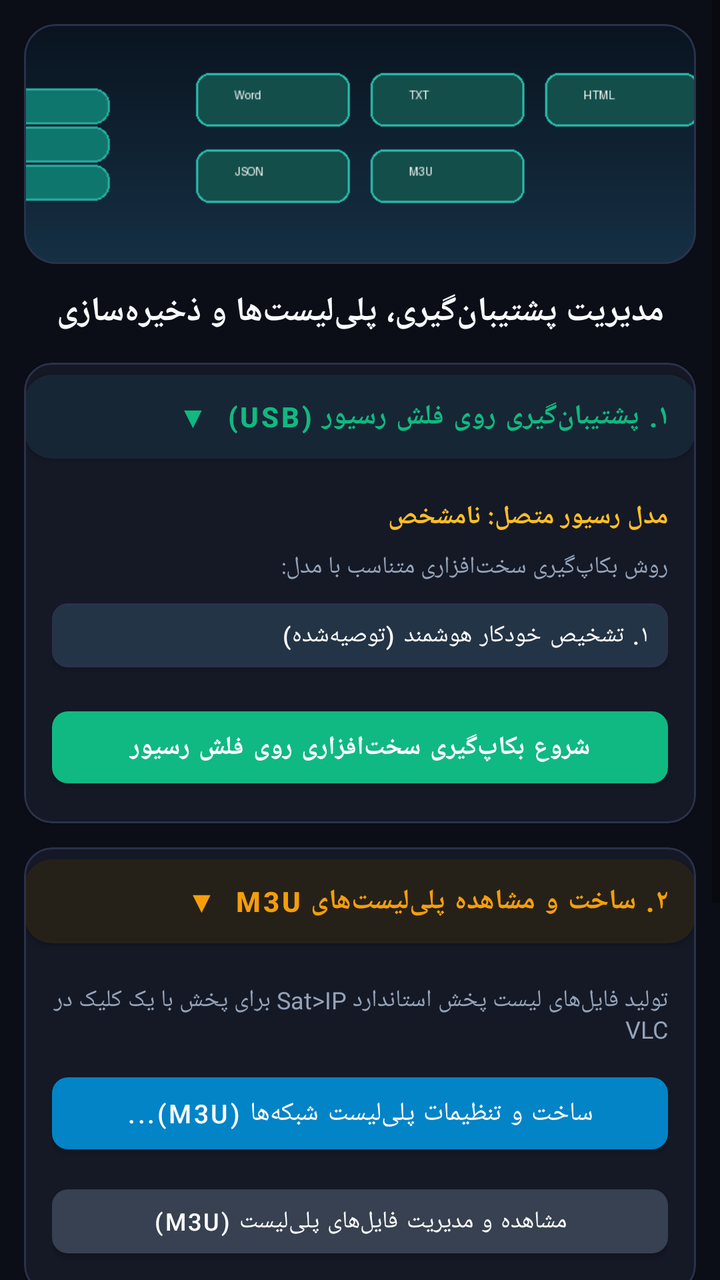
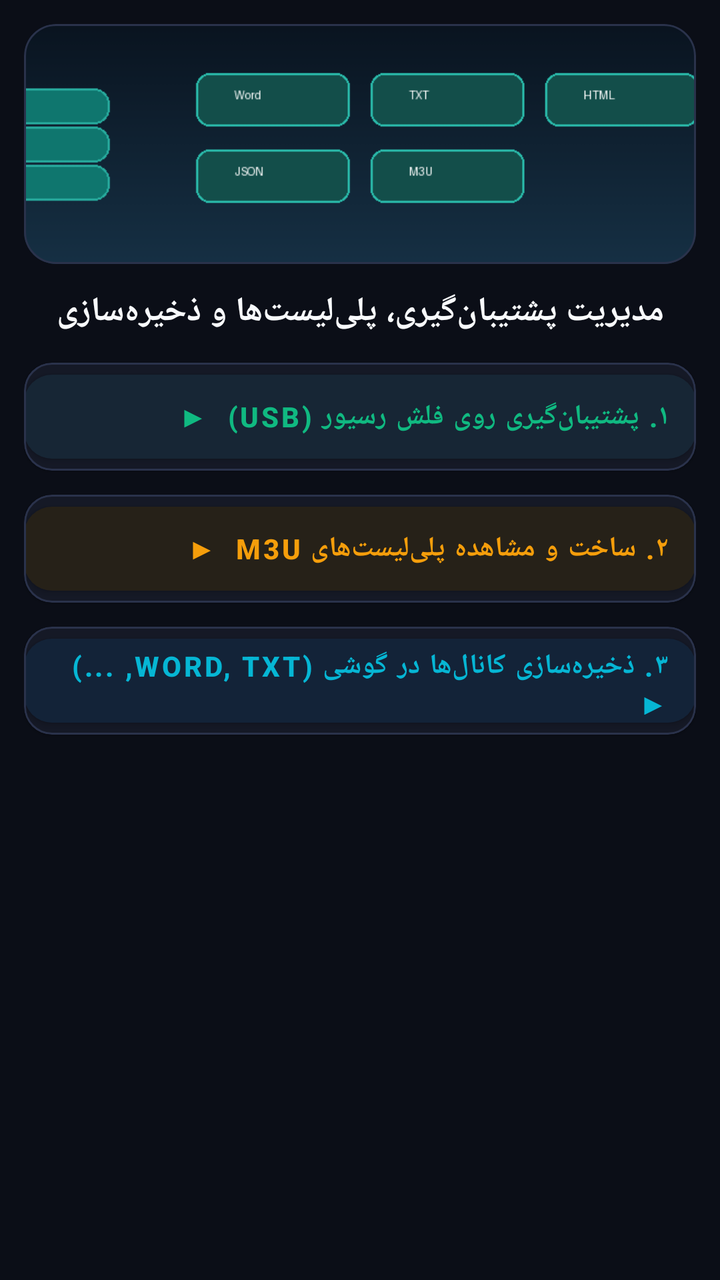

Two renders of the same Android screen: before a commit and after it. Below are the layout's source before the change and the commit's diff.
<!-- AndroidManifest.xml: application theme Theme.GMScreenAccessible -->
<!-- res/layout/fragment_backup.xml -->
<?xml version="1.0" encoding="utf-8"?>
<ScrollView xmlns:android="http://schemas.android.com/apk/res/android"
    xmlns:app="http://schemas.android.com/apk/res-auto"
    android:layout_width="match_parent"
    android:layout_height="match_parent"
    android:background="@color/dark_bg"
    android:fillViewport="true">

    <LinearLayout
        android:layout_width="match_parent"
        android:layout_height="wrap_content"
        android:orientation="vertical"
        android:padding="12dp">

        
        <com.google.android.material.card.MaterialCardView
            android:layout_width="match_parent"
            android:layout_height="wrap_content"
            android:layout_marginBottom="12dp"
            app:cardBackgroundColor="@color/card_bg"
            app:cardCornerRadius="16dp"
            app:strokeColor="@color/card_border"
            app:strokeWidth="1dp">

            <ImageView
                android:layout_width="match_parent"
                android:layout_height="120dp"
                android:scaleType="centerCrop"
                android:src="@drawable/banner_backup_storage"
                android:importantForAccessibility="no" />
        </com.google.android.material.card.MaterialCardView>

        <TextView
            android:layout_width="match_parent"
            android:layout_height="wrap_content"
            android:text="مدیریت پشتیبان‌گیری، پلی‌لیست‌ها و ذخیره‌سازی"
            android:textColor="@color/text_primary"
            android:textSize="17sp"
            android:textStyle="bold"
            android:gravity="center"
            android:layout_marginBottom="14dp" />

        
        
        
        <com.google.android.material.card.MaterialCardView
            android:id="@+id/cardSection1"
            android:layout_width="match_parent"
            android:layout_height="wrap_content"
            android:layout_marginBottom="12dp"
            app:cardBackgroundColor="@color/card_bg"
            app:cardCornerRadius="14dp"
            app:strokeColor="@color/card_border"
            app:strokeWidth="1dp">

            <LinearLayout
                android:layout_width="match_parent"
                android:layout_height="wrap_content"
                android:orientation="vertical">

                
                <com.google.android.material.button.MaterialButton
                    android:id="@+id/btnHeaderSection1"
                    android:layout_width="match_parent"
                    android:layout_height="54dp"
                    android:text="۱. پشتیبان‌گیری روی فلش رسیور (USB)  ▼"
                    android:contentDescription="بخش اول: پشتیبان‌گیری روی فلش رسیور. کلیک برای باز یا بسته کردن این بخش"
                    android:textColor="@color/accent_green"
                    android:textSize="14sp"
                    android:textStyle="bold"
                    android:gravity="center_vertical|start"
                    android:paddingHorizontal="14dp"
                    app:backgroundTint="#172635"
                    app:cornerRadius="14dp" />

                
                <LinearLayout
                    android:id="@+id/layoutSection1Content"
                    android:layout_width="match_parent"
                    android:layout_height="wrap_content"
                    android:orientation="vertical"
                    android:padding="14dp"
                    android:visibility="visible">

                    <TextView
                        android:id="@+id/txtBackupDeviceInfo"
                        android:layout_width="match_parent"
                        android:layout_height="wrap_content"
                        android:text="مدل رسیور متصل: نامشخص"
                        android:textColor="@color/accent_yellow"
                        android:textSize="13sp"
                        android:textStyle="bold"
                        android:layout_marginBottom="8dp" />

                    <TextView
                        android:layout_width="match_parent"
                        android:layout_height="wrap_content"
                        android:text="روش بکاپ‌گیری سخت‌افزاری متناسب با مدل:"
                        android:textColor="@color/text_secondary"
                        android:textSize="12sp"
                        android:layout_marginBottom="4dp" />

                    <com.google.android.material.button.MaterialButton
                        android:id="@+id/btnSelectBackupMethod"
                        android:layout_width="match_parent"
                        android:layout_height="44dp"
                        android:text="۱. تشخیص خودکار هوشمند (توصیه‌شده)"
                        android:contentDescription="روش بکاپ‌گیری سخت‌افزاری: تشخیص خودکار هوشمند. برای تغییر دو بار ضربه بزنید."
                        android:textColor="@color/white"
                        android:textSize="12sp"
                        android:gravity="center_vertical|start"
                        android:paddingHorizontal="10dp"
                        android:layout_marginBottom="10dp"
                        app:backgroundTint="#243447"
                        app:cornerRadius="8dp"
                        app:strokeColor="@color/card_border"
                        app:strokeWidth="1dp" />

                    <com.google.android.material.button.MaterialButton
                        android:id="@+id/btnBackupStbUsb"
                        android:layout_width="match_parent"
                        android:layout_height="48dp"
                        android:text="شروع بکاپ‌گیری سخت‌افزاری روی فلش رسیور"
                        android:contentDescription="شروع بکاپ‌گیری مستقیم از کانال‌ها و تنظیمات روی فلش متصل به رسیور"
                        android:textColor="@color/white"
                        android:textSize="13sp"
                        android:textStyle="bold"
                        app:backgroundTint="@color/accent_green"
                        app:cornerRadius="8dp" />
                </LinearLayout>
            </LinearLayout>
        </com.google.android.material.card.MaterialCardView>

        
        
        
        <com.google.android.material.card.MaterialCardView
            android:id="@+id/cardSection2"
            android:layout_width="match_parent"
            android:layout_height="wrap_content"
            android:layout_marginBottom="12dp"
            app:cardBackgroundColor="@color/card_bg"
            app:cardCornerRadius="14dp"
            app:strokeColor="@color/card_border"
            app:strokeWidth="1dp">

            <LinearLayout
                android:layout_width="match_parent"
                android:layout_height="wrap_content"
                android:orientation="vertical">

                
                <com.google.android.material.button.MaterialButton
                    android:id="@+id/btnHeaderSection2"
                    android:layout_width="match_parent"
                    android:layout_height="54dp"
                    android:text="۲. ساخت و مشاهده پلی‌لیست‌های M3U  ▼"
                    android:contentDescription="بخش دوم: ساخت و مشاهده پلی‌لیست‌های M3U برای پخش در VLC. کلیک برای باز یا بسته کردن این بخش"
                    android:textColor="@color/accent_amber"
                    android:textSize="14sp"
                    android:textStyle="bold"
                    android:gravity="center_vertical|start"
                    android:paddingHorizontal="14dp"
                    app:backgroundTint="#262118"
                    app:cornerRadius="14dp" />

                
                <LinearLayout
                    android:id="@+id/layoutSection2Content"
                    android:layout_width="match_parent"
                    android:layout_height="wrap_content"
                    android:orientation="vertical"
                    android:padding="14dp"
                    android:visibility="visible">

                    <TextView
                        android:layout_width="match_parent"
                        android:layout_height="wrap_content"
                        android:text="تولید فایل‌های لیست پخش استاندارد Sat>IP برای پخش با یک کلیک در VLC"
                        android:textColor="@color/text_secondary"
                        android:textSize="12sp"
                        android:layout_marginBottom="10dp" />

                    <com.google.android.material.button.MaterialButton
                        android:id="@+id/btnOpenPlaylistCreator"
                        android:layout_width="match_parent"
                        android:layout_height="48dp"
                        android:text="ساخت و تنظیمات پلی‌لیست شبکه‌ها (M3U)..."
                        android:contentDescription="باز کردن پنجره ساخت و شخصی‌سازی فایل‌های لیست پخش ام تری یو"
                        android:textColor="@color/white"
                        android:textSize="13sp"
                        android:layout_marginBottom="8dp"
                        app:backgroundTint="#0284c7"
                        app:cornerRadius="8dp" />

                    <com.google.android.material.button.MaterialButton
                        android:id="@+id/btnManagePlaylists"
                        android:layout_width="match_parent"
                        android:layout_height="44dp"
                        android:text="مشاهده و مدیریت فایل‌های پلی‌لیست (M3U)"
                        android:contentDescription="مشاهده، پخش مستقیم، اشتراک‌گذاری یا حذف فایل‌های پلی‌لیست ام تری یو"
                        android:textColor="@color/white"
                        android:textSize="12sp"
                        app:backgroundTint="#374151"
                        app:cornerRadius="8dp" />
                </LinearLayout>
            </LinearLayout>
        </com.google.android.material.card.MaterialCardView>

        
        
        
        <com.google.android.material.card.MaterialCardView
            android:id="@+id/cardSection3"
            android:layout_width="match_parent"
            android:layout_height="wrap_content"
            android:layout_marginBottom="12dp"
            app:cardBackgroundColor="@color/card_bg"
            app:cardCornerRadius="14dp"
            app:strokeColor="@color/card_border"
            app:strokeWidth="1dp">

            <LinearLayout
                android:layout_width="match_parent"
                android:layout_height="wrap_content"
                android:orientation="vertical">

                
                <com.google.android.material.button.MaterialButton
                    android:id="@+id/btnHeaderSection3"
                    android:layout_width="match_parent"
                    android:layout_height="54dp"
                    android:text="۳. ذخیره‌سازی کانال‌ها در گوشی (Word, TXT, ...)  ▼"
                    android:contentDescription="بخش سوم: ذخیره‌سازی اطلاعات شبکه‌ها روی حافظه گوشی با فرمت‌های Word، TXT، HTML و JSON. کلیک برای باز یا بسته کردن این بخش"
                    android:textColor="@color/accent_blue"
                    android:textSize="14sp"
                    android:textStyle="bold"
                    android:gravity="center_vertical|start"
                    android:paddingHorizontal="14dp"
                    app:backgroundTint="#132338"
                    app:cornerRadius="14dp" />

                
                <LinearLayout
                    android:id="@+id/layoutSection3Content"
                    android:layout_width="match_parent"
                    android:layout_height="wrap_content"
                    android:orientation="vertical"
                    android:padding="14dp"
                    android:visibility="visible">

                    <TextView
                        android:layout_width="match_parent"
                        android:layout_height="wrap_content"
                        android:text="خروجی گرفتن از تمام کانال‌ها در قالب فایل‌های رسمی Word، TXT، HTML و JSON"
                        android:textColor="@color/text_secondary"
                        android:textSize="12sp"
                        android:layout_marginBottom="10dp" />

                    <com.google.android.material.button.MaterialButton
                        android:id="@+id/btnExportChannels"
                        android:layout_width="match_parent"
                        android:layout_height="48dp"
                        android:text="ذخیره‌سازی اطلاعات شبکه‌ها (Word, TXT, HTML, JSON)..."
                        android:contentDescription="ذخیره‌سازی و تولید خروجی از کانال‌ها با انتخاب فرمت"
                        android:textColor="@color/white"
                        android:textSize="13sp"
                        android:layout_marginBottom="8dp"
                        app:backgroundTint="#1e88e5"
                        app:cornerRadius="8dp" />

                    <com.google.android.material.button.MaterialButton
                        android:id="@+id/btnManageBackups"
                        android:layout_width="match_parent"
                        android:layout_height="44dp"
                        android:text="مشاهده و مدیریت فایل‌های ذخیره‌شده گوشی"
                        android:contentDescription="مشاهده، باز کردن، اشتراک‌گذاری یا حذف فایل‌های ذخیره‌شده روی گوشی"
                        android:textColor="@color/white"
                        android:textSize="12sp"
                        app:backgroundTint="#374151"
                        app:cornerRadius="8dp" />
                </LinearLayout>
            </LinearLayout>
        </com.google.android.material.card.MaterialCardView>

        
        <TextView
            android:id="@+id/txtStatus"
            android:layout_width="match_parent"
            android:layout_height="wrap_content"
            android:textColor="@color/accent_yellow"
            android:textSize="13sp"
            android:gravity="center"
            android:padding="8dp"
            android:visibility="gone" />

    </LinearLayout>
</ScrollView>
<!-- resources referenced by this layout -->
<resources>
  <color name="accent_amber">#FFF59E0B</color>
  <color name="accent_blue">#FF06B6D4</color>
  <color name="accent_green">#FF10B981</color>
  <color name="accent_yellow">#FFFBBF24</color>
  <color name="card_bg">#FF151926</color>
  <color name="card_border">#FF2A324B</color>
  <color name="dark_bg">#FF0B0E17</color>
  <color name="text_primary">#FFF8FAFC</color>
  <color name="text_secondary">#FF94A3B8</color>
  <color name="white">#FFFFFFFF</color>
  <!-- drawable banner_backup_storage: png bitmap (drawable, 5181 bytes) -->
  <style name="Theme.GMScreenAccessible" parent="Theme.MaterialComponents.DayNight.NoActionBar">
          <item name="colorPrimary">@color/primary</item>
          <item name="colorPrimaryVariant">@color/primary_variant</item>
          <item name="colorOnPrimary">@color/white</item>
          <item name="colorSecondary">@color/secondary</item>
          <item name="colorSurface">@color/card_bg</item>
          <item name="colorOnSurface">@color/text_primary</item>
          <item name="android:statusBarColor">@color/dark_bg</item>
          <item name="android:navigationBarColor">@color/dark_bg</item>
          <item name="android:windowBackground">@color/dark_bg</item>
          <item name="materialAlertDialogTheme">@style/CustomMaterialAlertDialogTheme</item>
      </style>
  <color name="primary">#FF2563EB</color>
  <color name="primary_variant">#FF1D4ED8</color>
  <color name="secondary">#FFF59E0B</color>
  <style name="CustomMaterialAlertDialogTheme" parent="ThemeOverlay.MaterialComponents.MaterialAlertDialog">
          <item name="colorSurface">@color/card_bg_elevated</item>
          <item name="colorOnSurface">@color/text_primary</item>
          <item name="colorPrimary">@color/primary_light</item>
          <item name="shapeAppearanceOverlay">@style/DialogShapeAppearance</item>
      </style>
  <color name="card_bg_elevated">#FF1E2436</color>
  <color name="primary_light">#FF3B82F6</color>
  <style name="DialogShapeAppearance" parent="">
          <item name="cornerSize">16dp</item>
      </style>
</resources>

<!-- the commit's change to res/layout/fragment_backup.xml (unified diff, before → after) -->
@@ -63,8 +63,8 @@
                     android:id="@+id/btnHeaderSection1"
                     android:layout_width="match_parent"
                     android:layout_height="54dp"
-                    android:text="۱. پشتیبان‌گیری روی فلش رسیور (USB)  ▼"
-                    android:contentDescription="بخش اول: پشتیبان‌گیری روی فلش رسیور. کلیک برای باز یا بسته کردن این بخش"
+                    android:text="۱. پشتیبان‌گیری روی فلش رسیور (USB)  ▶"
+                    android:contentDescription="بخش اول: پشتیبان‌گیری روی فلش رسیور. وضعیت فعلی بسته است. کلیک برای باز کردن این بخش"
                     android:textColor="@color/accent_green"
                     android:textSize="14sp"
                     android:textStyle="bold"
@@ -80,7 +80,7 @@
                     android:layout_height="wrap_content"
                     android:orientation="vertical"
                     android:padding="14dp"
-                    android:visibility="visible">
+                    android:visibility="gone">
 
                     <TextView
                         android:id="@+id/txtBackupDeviceInfo"
@@ -154,8 +154,8 @@
                     android:id="@+id/btnHeaderSection2"
                     android:layout_width="match_parent"
                     android:layout_height="54dp"
-                    android:text="۲. ساخت و مشاهده پلی‌لیست‌های M3U  ▼"
-                    android:contentDescription="بخش دوم: ساخت و مشاهده پلی‌لیست‌های M3U برای پخش در VLC. کلیک برای باز یا بسته کردن این بخش"
+                    android:text="۲. ساخت و مشاهده پلی‌لیست‌های M3U  ▶"
+                    android:contentDescription="بخش دوم: ساخت و مشاهده پلی‌لیست‌های M3U. وضعیت فعلی بسته است. کلیک برای باز کردن این بخش"
                     android:textColor="@color/accent_amber"
                     android:textSize="14sp"
                     android:textStyle="bold"
@@ -171,7 +171,7 @@
                     android:layout_height="wrap_content"
                     android:orientation="vertical"
                     android:padding="14dp"
-                    android:visibility="visible">
+                    android:visibility="gone">
 
                     <TextView
                         android:layout_width="match_parent"
@@ -230,8 +230,8 @@
                     android:id="@+id/btnHeaderSection3"
                     android:layout_width="match_parent"
                     android:layout_height="54dp"
-                    android:text="۳. ذخیره‌سازی کانال‌ها در گوشی (Word, TXT, ...)  ▼"
-                    android:contentDescription="بخش سوم: ذخیره‌سازی اطلاعات شبکه‌ها روی حافظه گوشی با فرمت‌های Word، TXT، HTML و JSON. کلیک برای باز یا بسته کردن این بخش"
+                    android:text="۳. ذخیره‌سازی کانال‌ها در گوشی (Word, TXT, ...)  ▶"
+                    android:contentDescription="بخش سوم: ذخیره‌سازی اطلاعات شبکه‌ها روی حافظه گوشی. وضعیت فعلی بسته است. کلیک برای باز کردن این بخش"
                     android:textColor="@color/accent_blue"
                     android:textSize="14sp"
                     android:textStyle="bold"
@@ -247,7 +247,7 @@
                     android:layout_height="wrap_content"
                     android:orientation="vertical"
                     android:padding="14dp"
-                    android:visibility="visible">
+                    android:visibility="gone">
 
                     <TextView
                         android:layout_width="match_parent"
